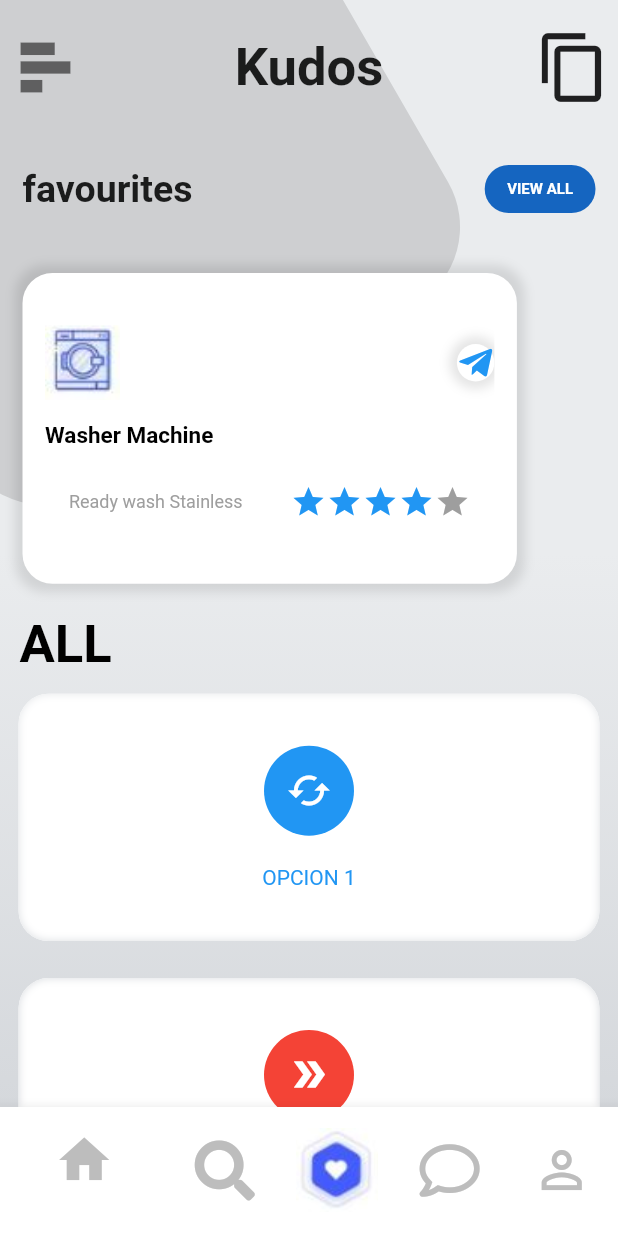
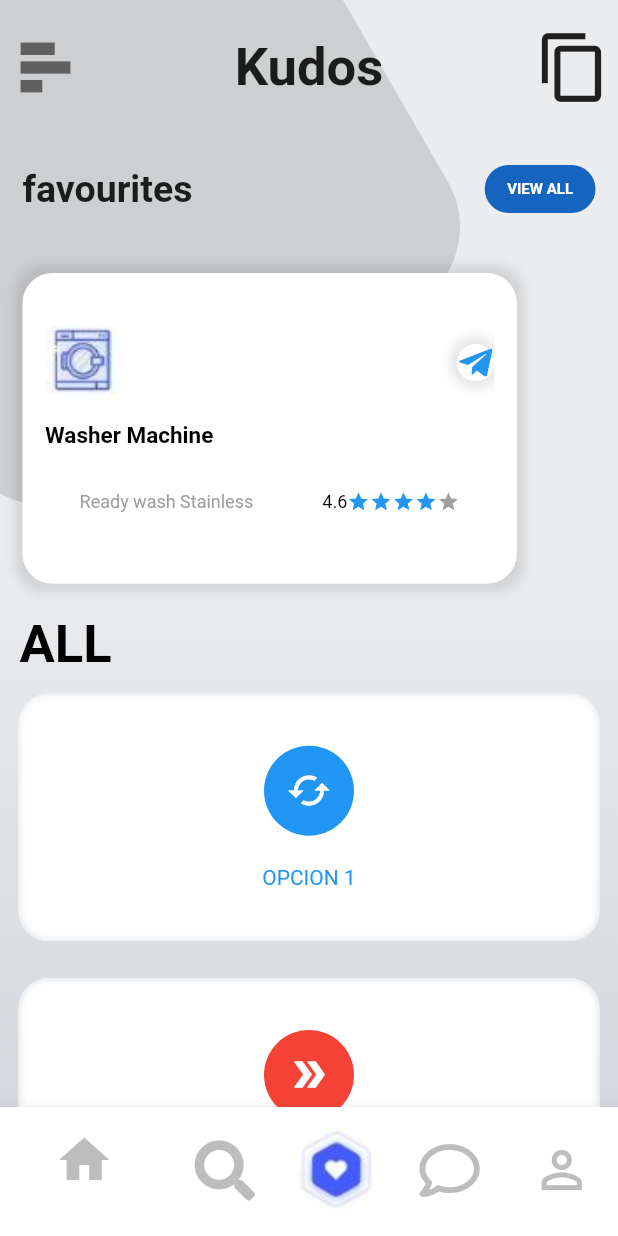
Before and after one commit to ripuc/RicardoPalmaUcancial-Practica4, a Flutter app: the screen it shows after launch, on a phone screen of 412 x 824 dp. Run offline on Flutter 3.47's test engine with Material 2 defaults, Android fonts, the phone set to English and light mode, and no system bars; our stand-ins replace font_awesome_flutter.

Commit message:
Commit message

```diff
--- a/lib/pages/card_producto.dart
+++ b/lib/pages/card_producto.dart
@@ -92,23 +92,31 @@ class CardProducto extends StatelessWidget {
                 color: Colors.transparent,
                 child: Row(
                   children: <Widget>[
-                    Icon(
-                      Icons.star,
-                      color: Colors.blue,
+                    Text(
+                      '4.6',
+                      style: TextStyle(fontSize: 12, color: Colors.black),
                     ),
                     Icon(
                       Icons.star,
                       color: Colors.blue,
+                      size: 15,
                     ),
                     Icon(
                       Icons.star,
                       color: Colors.blue,
+                      size: 15,
                     ),
                     Icon(
                       Icons.star,
                       color: Colors.blue,
+                      size: 15,
                     ),
-                    Icon(Icons.star, color: Colors.grey[500]),
+                    Icon(
+                      Icons.star,
+                      color: Colors.blue,
+                      size: 15,
+                    ),
+                    Icon(Icons.star, size: 15, color: Colors.grey[500]),
                   ],
                 ),
               ),
```
